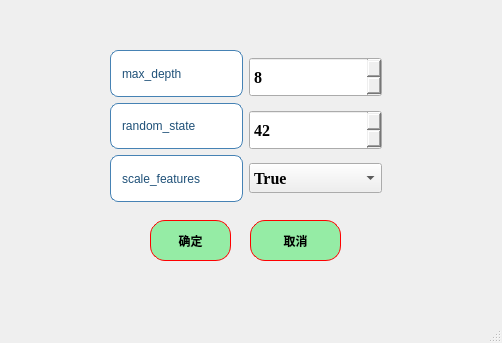
Before: the Qt Designer form ui/algorithms1_DT_para.ui in azhongege24/predict_first, drawn with Qt 5.
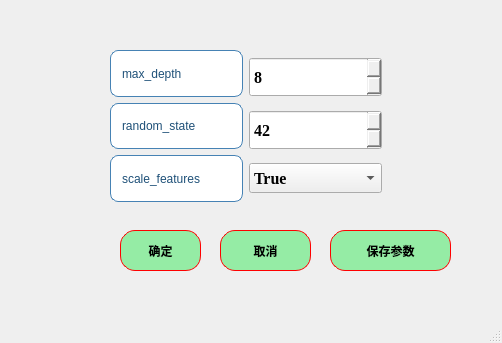
After: the same form once the commit is applied.

Commit message: 添加了参数记忆功能，然后更新了版本，然后增加了输出结果滚动界面

What changed in the file:
```diff
--- a/ui/algorithms1_DT_para.ui
+++ b/ui/algorithms1_DT_para.ui
@@ -17,8 +17,8 @@
    <widget class="QPushButton" name="pushButton">
     <property name="geometry">
      <rect>
-      <x>150</x>
-      <y>220</y>
+      <x>120</x>
+      <y>230</y>
       <width>81</width>
       <height>41</height>
      </rect>
@@ -48,8 +48,8 @@
    <widget class="QPushButton" name="pushButton_2">
     <property name="geometry">
      <rect>
-      <x>250</x>
-      <y>220</y>
+      <x>220</x>
+      <y>230</y>
       <width>91</width>
       <height>41</height>
      </rect>
@@ -302,6 +302,37 @@
      </item>
     </layout>
    </widget>
+   <widget class="QPushButton" name="pushButton_save_params">
+    <property name="geometry">
+     <rect>
+      <x>330</x>
+      <y>230</y>
+      <width>121</width>
+      <height>41</height>
+     </rect>
+    </property>
+    <property name="styleSheet">
+     <string notr="true">QPushButton{
+border:1px solid red;   /*边框的粗细，颜色*/
+border-radius:15px;    /*设置圆角半径 */
+padding:2px 4px;  /*QFrame边框与内部其它部件的距离*/
+background-color: rgb(149, 236, 165);	/*背景颜色*/
+color:rgb(0, 0, 0);		/*字体颜色*/
+	font: 18pt &quot;楷体&quot;;
+
+font:bold;
+}
+QPushButton:hover {
+    background-color: rgb(177, 244, 155);    /* 悬停时背景色 */
+}
+QPushButton:pressed {
+    background-color:rgb(99, 181, 255);     /* 点击时背景色 */
+}</string>
+    </property>
+    <property name="text">
+     <string>保存参数</string>
+    </property>
+   </widget>
   </widget>
   <widget class="QMenuBar" name="menubar">
    <property name="geometry">
```
The commit also changes 47 other files.
